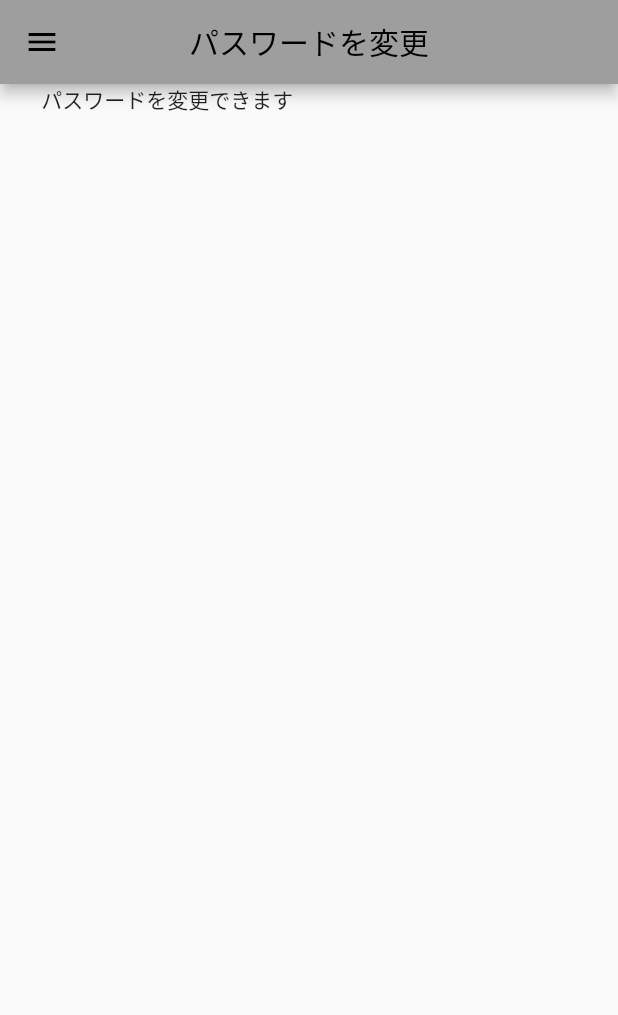
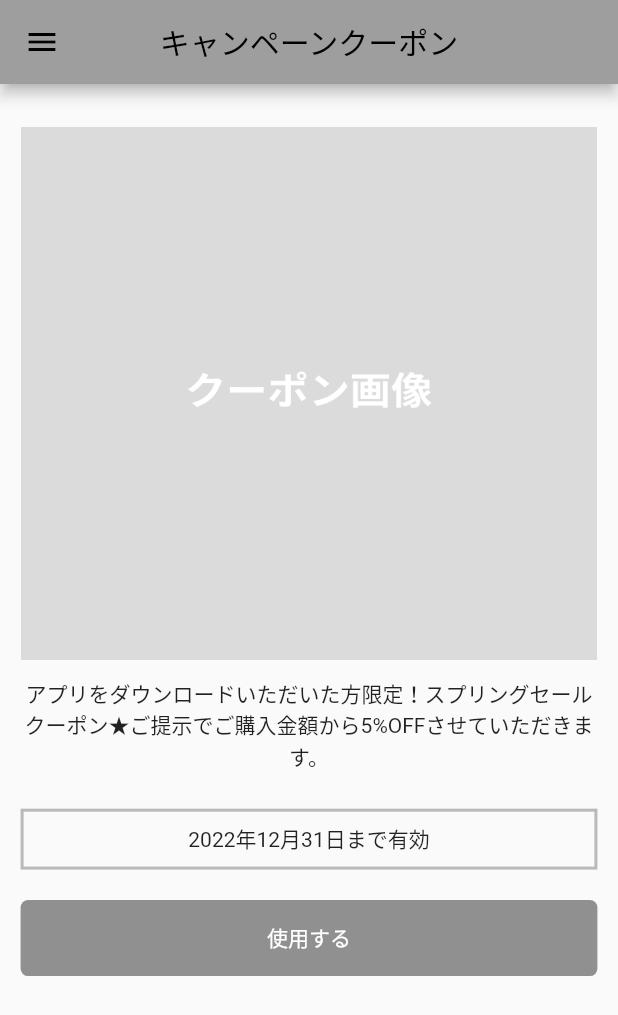
Before and after one commit to beeeyan/flutter_screenutil_sample, a Flutter app: the screen it shows after launch, on a phone screen of 412 x 824 dp. Shown: the top 1015 px of the screen. Run offline on Flutter 3.47's test engine with Material 2 defaults, Android fonts, the phone set to English and light mode, and no system bars; our stand-ins replace flutter_screenutil.

Commit message:
クーポン詳細画面のデザイン再現

```diff
--- /dev/null
+++ b/lib/coupon_page.dart
@@ -0,0 +1,82 @@
+import 'package:flutter/material.dart';
+import 'package:flutter_screenutil/flutter_screenutil.dart';
+import 'package:flutter_screenutil_sample/widget/drawer_menu.dart';
+
+class CouponPage extends StatelessWidget {
+  const CouponPage({super.key});
+
+  @override
+  Widget build(BuildContext context) {
+    return Scaffold(
+      appBar: AppBar(
+        title: const Text('キャンペーンクーポン'),
+        centerTitle: true,
+      ),
+      drawer: const DrawerMenu(),
+      body: Padding(
+        padding: EdgeInsets.only(
+          left: 25.w,
+          right: 25.w,
+          top: 57.h,
+        ),
+        child: Column(
+          children: [
+            SizedBox(
+              width: 700.w,
+              height: 700.h,
+              child: Image.asset(
+                'assets/coupon_sample.png',
+                fit: BoxFit.fill,
+              ),
+            ),
+            SizedBox(
+              height: 23.h,
+            ),
+            const Text(
+              'アプリをダウンロードいただいた方限定！スプリングセールクーポン★ご提示でご購入金額から5%OFFさせていただきます。',
+              textAlign: TextAlign.center,
+              // style: TextStyle(fontSize: 26.sp),
+            ),
+            SizedBox(
+              height: 48.h,
+            ),
+            Container(
+              width: 700.w,
+              height: 80.h,
+              decoration: BoxDecoration(
+                border: Border.all(
+                  color: const Color(0xFFB9B9B9),
+                  // screenutilで指定することも可能。
+                  width: 2,
+                ),
+              ),
+              child: const Center(
+                child: Text(
+                  '2022年12月31日まで有効',
+                  // style: TextStyle(fontSize: 26.sp),
+                ),
+              ),
+            ),
+            SizedBox(
+              height: 40.h,
+            ),
+            Container(
+              width: 700.w,
+              height: 100.h,
+              decoration: BoxDecoration(
+                color: const Color(0xFF909090),
+                borderRadius: BorderRadius.circular(10.r),
+              ),
+              child: const Center(
+                child: Text(
+                  '使用する',
+                  style: TextStyle(color: Colors.white),
+                ),
+              ),
+            ),
+          ],
+        ),
+      ),
+    );
+  }
+}
--- a/lib/main.dart
+++ b/lib/main.dart
@@ -1,6 +1,7 @@
 import 'package:flutter/material.dart';
 import 'package:flutter_screenutil/flutter_screenutil.dart';
-import 'package:flutter_screenutil_sample/change_password_page.dart';
+import 'package:flutter_screenutil_sample/coupon_page.dart';
+import 'package:flutter_screenutil_sample/coupon_part2_page.dart';
 
 void main() {
   runApp(const MyApp());
@@ -23,7 +24,8 @@ class MyApp extends StatelessWidget {
             primarySwatch: Colors.grey,
           ),
           routes: <String, WidgetBuilder>{
-            '/': (BuildContext context) => const ChangePasswordPage(),
+            '/': (BuildContext context) => const CouponPage(),
+            '/part2': (BuildContext context) => const CouponPart2Page(),
           },
         );
       },
--- a/lib/widget/drawer_menu.dart
+++ b/lib/widget/drawer_menu.dart
@@ -10,7 +10,7 @@ class DrawerMenu extends StatelessWidget {
         children: [
           ListTile(
             title: const Text(
-              'パスワード再設定',
+              'キャンペーンクーポン',
             ),
             trailing: const Icon(
               Icons.chevron_right_outlined,
--- a/pubspec.yaml
+++ b/pubspec.yaml
@@ -29,9 +29,8 @@ flutter:
   # the material Icons class.
   uses-material-design: true
   # To add assets to your application, add an assets section, like this:
-  # assets:
-  #   - images/a_dot_burr.jpeg
-  #   - images/a_dot_ham.jpeg
+  assets:
+    - assets/coupon_sample.png
   # An image asset can refer to one or more resolution-specific "variants", see
   # https://flutter.dev/assets-and-images/#resolution-aware
   # For details regarding adding assets from package dependencies, see
```
Also changed, not shown: lib/coupon_part2_page.dart (added, +82 -0 lines), assets/coupon_sample.png (added).
